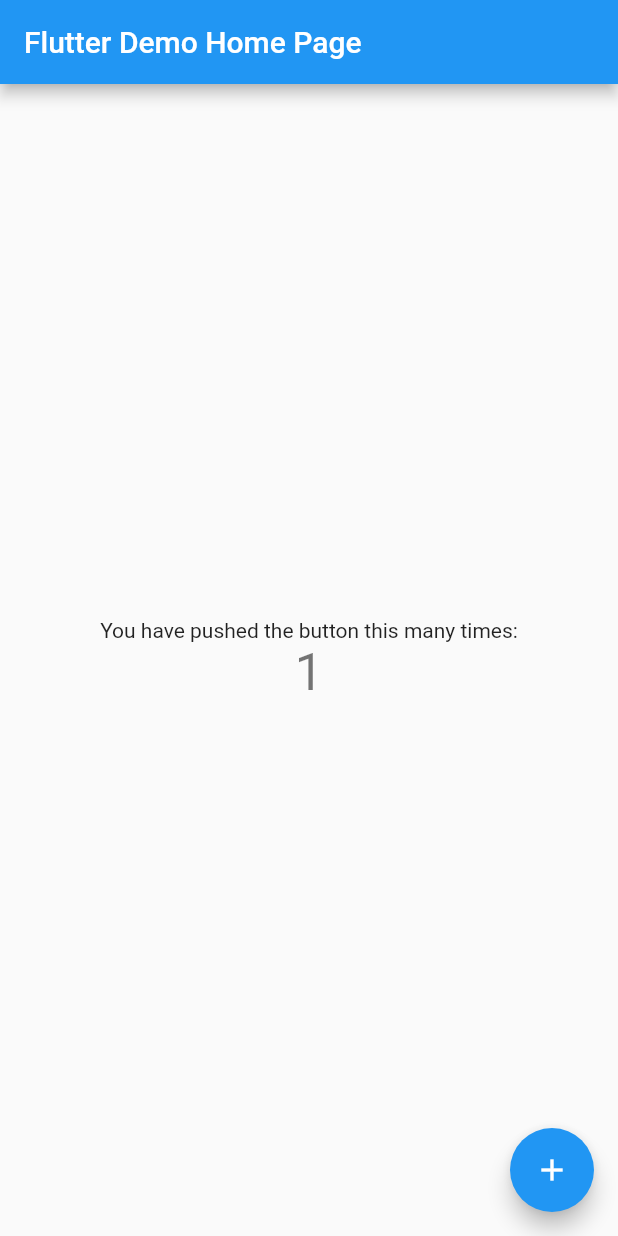
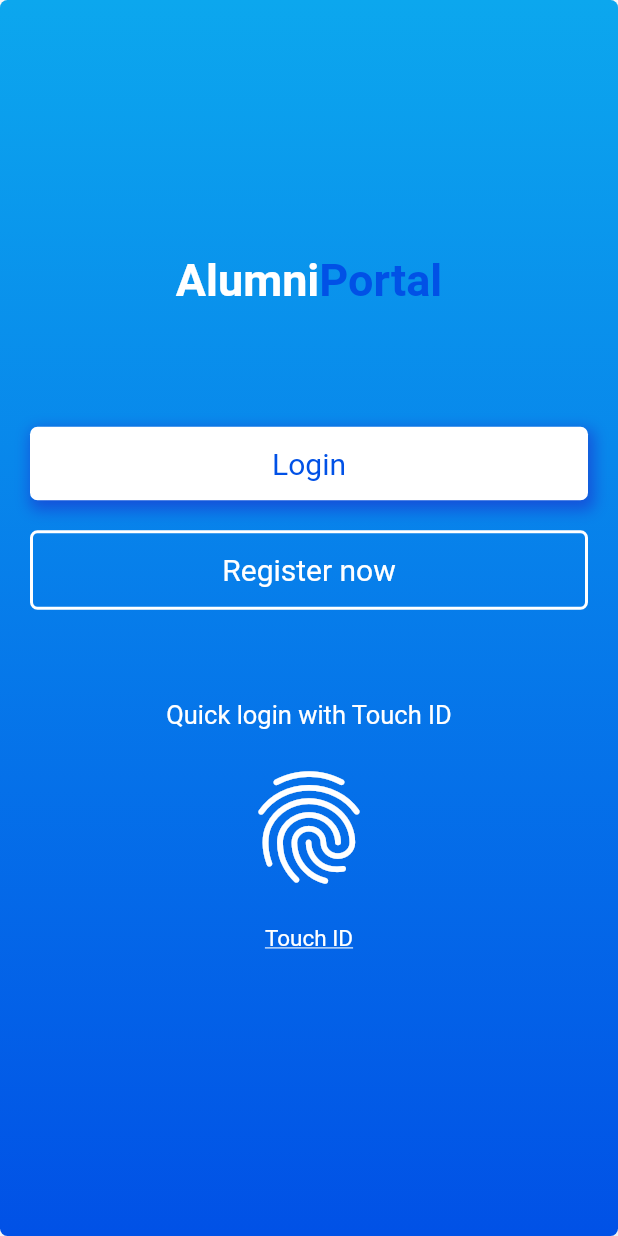
Before and after one commit to tHeD8730/alumniPortal_flutter, a Flutter app: the screen it shows after launch, after a tap on the "add" icon, on a phone screen of 412 x 824 dp. Run offline on Flutter 3.47's test engine with Material 2 defaults, Android fonts, the phone set to English and light mode, and no system bars; our stand-ins replace google_fonts.

Commit message:
loginpages

```diff
--- a/lib/main.dart
+++ b/lib/main.dart
@@ -1,3 +1,4 @@
+import 'package:alumni_portal/src/welcomePage.dart';
 import 'package:flutter/material.dart';
 
 void main() {
@@ -7,21 +8,12 @@ void main() {
 class MyApp extends StatelessWidget {
   const MyApp({super.key});
 
-  // This widget is the root of your application.
+
   @override
   Widget build(BuildContext context) {
     return MaterialApp(
       title: 'Flutter Demo',
       theme: ThemeData(
-        // This is the theme of your application.
-        //
-        // Try running your application with "flutter run". You'll see the
-        // application has a blue toolbar. Then, without quitting the app, try
-        // changing the primarySwatch below to Colors.green and then invoke
-        // "hot reload" (press "r" in the console where you ran "flutter run",
-        // or simply save your changes to "hot reload" in a Flutter IDE).
-        // Notice that the counter didn't reset back to zero; the application
-        // is not restarted.
         primarySwatch: Colors.blue,
       ),
       home: const MyHomePage(title: 'Flutter Demo Home Page'),
@@ -31,16 +23,6 @@ class MyApp extends StatelessWidget {
 
 class MyHomePage extends StatefulWidget {
   const MyHomePage({super.key, required this.title});
-
-  // This widget is the home page of your application. It is stateful, meaning
-  // that it has a State object (defined below) that contains fields that affect
-  // how it looks.
-
-  // This class is the configuration for the state. It holds the values (in this
-  // case the title) provided by the parent (in this case the App widget) and
-  // used by the build method of the State. Fields in a Widget subclass are
-  // always marked "final".
-
   final String title;
 
   @override
@@ -52,27 +34,17 @@ class _MyHomePageState extends State<MyHomePage> {
 
   void _incrementCounter() {
     setState(() {
-      // This call to setState tells the Flutter framework that something has
-      // changed in this State, which causes it to rerun the build method below
-      // so that the display can reflect the updated values. If we changed
-      // _counter without calling setState(), then the build method would not be
-      // called again, and so nothing would appear to happen.
-      _counter++;
+       Navigator.push(
+            context, MaterialPageRoute(builder: (context) => WelcomePage()));
     });
   }
 
   @override
   Widget build(BuildContext context) {
-    // This method is rerun every time setState is called, for instance as done
-    // by the _incrementCounter method above.
-    //
-    // The Flutter framework has been optimized to make rerunning build methods
-    // fast, so that you can just rebuild anything that needs updating rather
-    // than having to individually change instances of widgets.
+
     return Scaffold(
       appBar: AppBar(
-        // Here we take the value from the MyHomePage object that was created by
-        // the App.build method, and use it to set our appbar title.
+
         title: Text(widget.title),
       ),
       body: Center(
--- /dev/null
+++ b/lib/src/welcomePage.dart
@@ -0,0 +1,158 @@
+// ignore: file_names
+import 'package:alumni_portal/src/loginPage.dart';
+import 'package:alumni_portal/src/signupPage.dart';
+import 'package:flutter/material.dart';
+import 'package:google_fonts/google_fonts.dart';
+
+class WelcomePage extends StatefulWidget {
+  WelcomePage({Key? key, this.title}) : super(key: key);
+
+  final String? title;
+
+  @override
+  _WelcomePageState createState() => _WelcomePageState();
+}
+
+class _WelcomePageState extends State<WelcomePage> {
+  Widget _submitButton() {
+    return InkWell(
+      onTap: () {
+        Navigator.push(
+            context, MaterialPageRoute(builder: (context) => LoginPage()));
+      },
+      child: Container(
+        width: MediaQuery.of(context).size.width,
+        padding: const EdgeInsets.symmetric(vertical: 13),
+        alignment: Alignment.center,
+        decoration: BoxDecoration(
+            borderRadius: const BorderRadius.all(Radius.circular(5)),
+            boxShadow: <BoxShadow>[
+              BoxShadow(
+                  color: const Color.fromARGB(255, 38, 4, 191).withAlpha(100),
+                  offset: const Offset(2, 4),
+                  blurRadius: 8,
+                  spreadRadius: 2)
+            ],
+            color: Colors.white),
+        child: Text(
+          'Login',
+          style: TextStyle(fontSize: 20, color: Color.fromARGB(255, 1, 81, 230)),
+        ),
+      ),
+    );
+  }
+
+  Widget _signUpButton() {
+    return InkWell(
+      onTap: () {
+        Navigator.push(
+            context, MaterialPageRoute(builder: (context) => SignUpPage()));
+      },
+      child: Container(
+        width: MediaQuery.of(context).size.width,
+        padding: EdgeInsets.symmetric(vertical: 13),
+        alignment: Alignment.center,
+        decoration: BoxDecoration(
+          borderRadius: BorderRadius.all(Radius.circular(5)),
+          border: Border.all(color: Colors.white, width: 2),
+        ),
+        child: Text(
+          'Register now',
+          style: TextStyle(fontSize: 20, color: Colors.white),
+        ),
+      ),
+    );
+  }
+
+  Widget _label() {
+    return Container(
+        margin: EdgeInsets.only(top: 40, bottom: 20),
+        child: Column(
+          children: <Widget>[
+            Text(
+              'Quick login with Touch ID',
+              style: TextStyle(color: Colors.white, fontSize: 17),
+            ),
+            SizedBox(
+              height: 20,
+            ),
+            Icon(Icons.fingerprint, size: 90, color: Colors.white),
+            SizedBox(
+              height: 20,
+            ),
+            Text(
+              'Touch ID',
+              style: TextStyle(
+                color: Colors.white,
+                fontSize: 15,
+                decoration: TextDecoration.underline,
+              ),
+            ),
+          ],
+        ));
+  }
+
+  Widget _title() {
+    return RichText(
+      textAlign: TextAlign.center,
+      text: TextSpan(
+          text: 'Alumni',
+          style: GoogleFonts.portLligatSans(
+            textStyle: Theme.of(context).textTheme.headline1,
+            fontSize: 30,
+            fontWeight: FontWeight.w700,
+            color: Colors.white,
+          ),
+          children: [
+            const TextSpan(
+              text: 'Portal',
+              style: TextStyle(color: Color.fromARGB(255, 1, 81, 230), fontSize: 30),
+            ),
+          ]),
+    );
+  }
+
+  @override
+  Widget build(BuildContext context) {
+    return Scaffold(
+      body:SingleChildScrollView(
+        child:Container(
+            padding: EdgeInsets.symmetric(horizontal: 20),
+            height: MediaQuery.of(context).size.height,
+            decoration: BoxDecoration(
+                borderRadius: BorderRadius.all(Radius.circular(5)),
+                boxShadow: <BoxShadow>[
+                  BoxShadow(
+                      color: Colors.grey.shade200,
+                      offset: Offset(2, 4),
+                      blurRadius: 5,
+                      spreadRadius: 2)
+                ],
+                gradient: LinearGradient(
+                    begin: Alignment.topCenter,
+                    end: Alignment.bottomCenter,
+                    colors: [Color.fromARGB(255, 12, 167, 238), Color.fromARGB(255, 1, 81, 230)])),
+            child: Column(
+              crossAxisAlignment: CrossAxisAlignment.center,
+              mainAxisAlignment: MainAxisAlignment.center,
+              children: <Widget>[
+                _title(),
+                SizedBox(
+                  height: 80,
+                ),
+                _submitButton(),
+                SizedBox(
+                  height: 20,
+                ),
+                _signUpButton(),
+                SizedBox(
+                  height: 20,
+                ),
+                _label()
+              ],
+            ),
+          ),
+      ),
+    );
+  }
+}
--- a/pubspec.yaml
+++ b/pubspec.yaml
@@ -36,6 +36,7 @@ dependencies:
   # The following adds the Cupertino Icons font to your application.
   # Use with the CupertinoIcons class for iOS style icons.
   cupertino_icons: ^1.0.2
+  google_fonts: ^3.0.1
 
 dev_dependencies:
   flutter_test:
```
Also changed, not shown: lib/src/Widget/bezierContainer.dart (added, +32 -0 lines), lib/src/Widget/customClipper.dart (added, +50 -0 lines), lib/src/loginPage.dart (added, +275 -0 lines), lib/src/signupPage.dart (added, +191 -0 lines), pubspec.lock.
